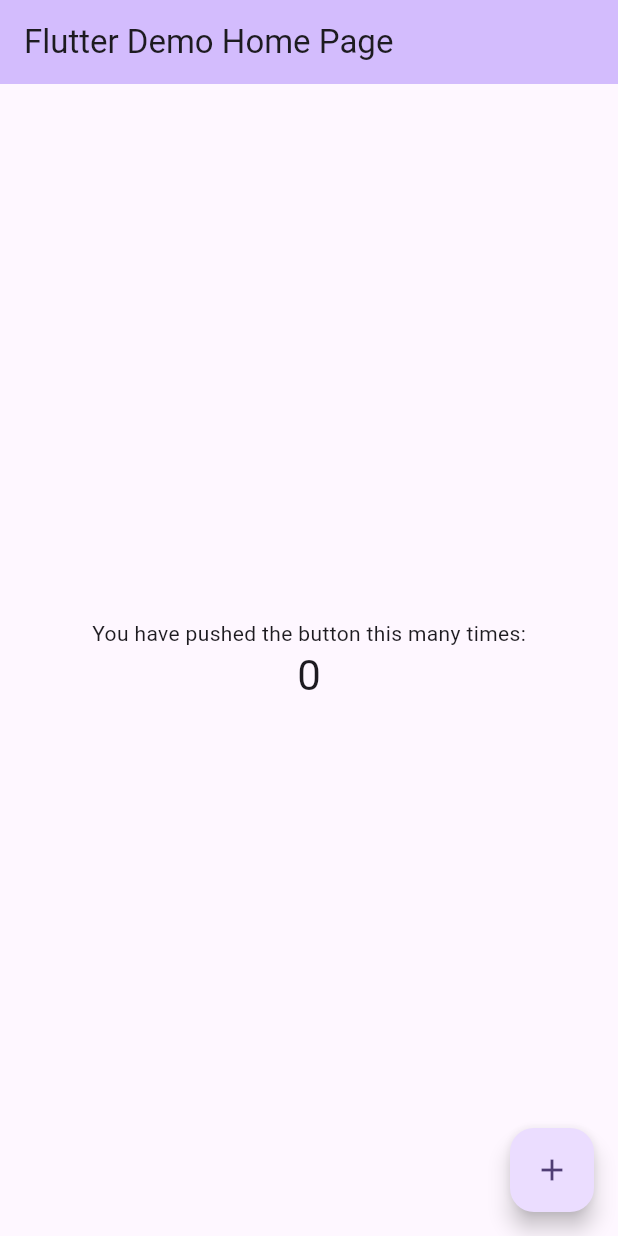
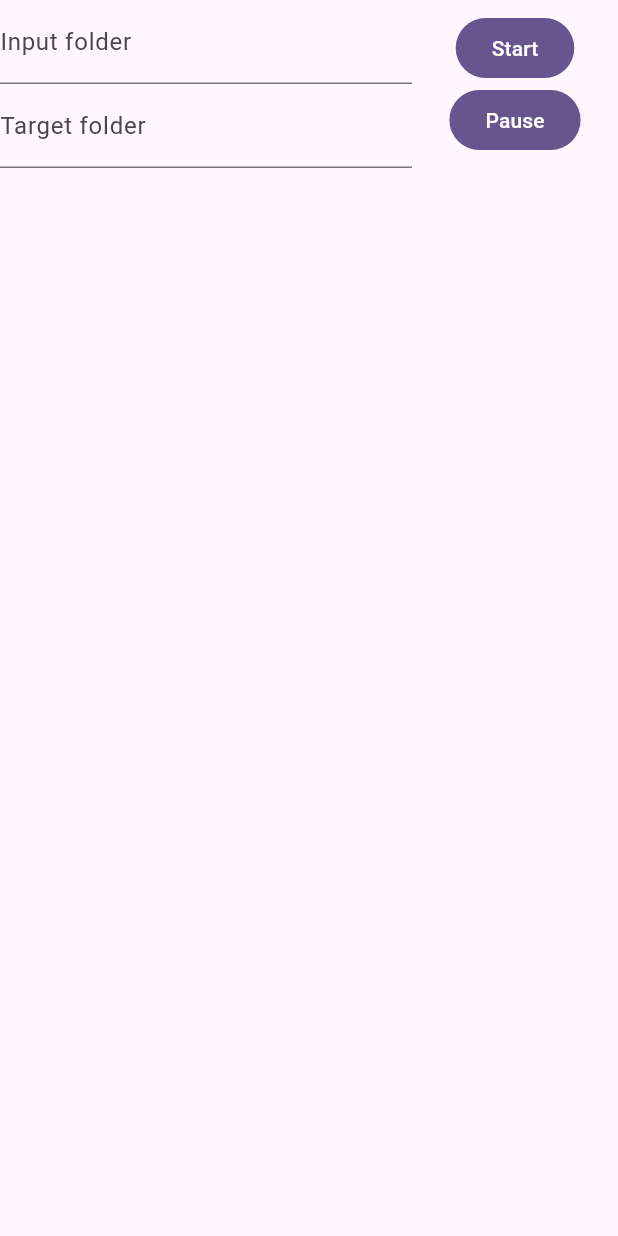
Before and after one commit to BulcsuFarmasi/backupper, a Flutter app: the screen it shows after launch, on a phone screen of 412 x 824 dp. Run offline on Flutter 3.47's test engine with Material 3 defaults, Android fonts, the phone set to English and light mode, and no system bars.

Commit message:
[feature] create basic layout for page

```diff
--- /dev/null
+++ b/lib/common/widgets/app/app.dart
@@ -0,0 +1,18 @@
+import 'package:backupper/feature/backup/view/pages/backup_page.dart';
+import 'package:flutter/material.dart';
+
+class App extends StatelessWidget {
+  const App({super.key});
+
+  @override
+  Widget build(BuildContext context) {
+    return MaterialApp(
+      title: 'Backupper',
+      theme: ThemeData(
+        colorScheme: ColorScheme.fromSeed(seedColor: Colors.deepPurple),
+        useMaterial3: true,
+      ),
+      home: const BackupPage(),
+    );
+  }
+}
--- /dev/null
+++ b/lib/feature/backup/view/pages/backup_page.dart
@@ -0,0 +1,15 @@
+import 'package:backupper/feature/backup/view/widgets/settings.dart';
+import 'package:flutter/material.dart';
+
+class BackupPage extends StatelessWidget {
+  const BackupPage({super.key});
+
+  @override
+  Widget build(BuildContext context) {
+    return const Scaffold(
+      body: Column(
+        children: [ControlPanel()],
+      ),
+    );
+  }
+}
--- /dev/null
+++ b/lib/feature/backup/view/widgets/settings.dart
@@ -0,0 +1,39 @@
+import 'package:flutter/material.dart';
+
+class ControlPanel extends StatelessWidget {
+  const ControlPanel({super.key});
+
+  @override
+  Widget build(BuildContext context) {
+    return Row(
+      children: [
+        Expanded(
+          flex: 2,
+          child: Column(
+            children: [
+              TextFormField(
+                decoration: const InputDecoration(
+                  labelText: 'Input folder',
+                ),
+              ),
+              TextFormField(
+                decoration: const InputDecoration(
+                  labelText: 'Target folder',
+                ),
+              ),
+            ],
+          ),
+        ),
+        Expanded(
+          flex: 1,
+          child: Column(
+            children: [
+              FilledButton(onPressed: () {}, child: const Text('Start')),
+              FilledButton(onPressed: () {}, child: const Text('Pause')),
+            ],
+          ),
+        ),
+      ],
+    );
+  }
+}
--- a/lib/main.dart
+++ b/lib/main.dart
@@ -1,125 +1,6 @@
+import 'package:backupper/common/widgets/app/app.dart';
 import 'package:flutter/material.dart';
 
 void main() {
-  runApp(const MyApp());
+  runApp(const App());
 }
-
-class MyApp extends StatelessWidget {
-  const MyApp({super.key});
-
-  // This widget is the root of your application.
-  @override
-  Widget build(BuildContext context) {
-    return MaterialApp(
-      title: 'Flutter Demo',
-      theme: ThemeData(
-        // This is the theme of your application.
-        //
-        // TRY THIS: Try running your application with "flutter run". You'll see
-        // the application has a purple toolbar. Then, without quitting the app,
-        // try changing the seedColor in the colorScheme below to Colors.green
-        // and then invoke "hot reload" (save your changes or press the "hot
-        // reload" button in a Flutter-supported IDE, or press "r" if you used
-        // the command line to start the app).
-        //
-        // Notice that the counter didn't reset back to zero; the application
-        // state is not lost during the reload. To reset the state, use hot
-        // restart instead.
-        //
-        // This works for code too, not just values: Most code changes can be
-        // tested with just a hot reload.
-        colorScheme: ColorScheme.fromSeed(seedColor: Colors.deepPurple),
-        useMaterial3: true,
-      ),
-      home: const MyHomePage(title: 'Flutter Demo Home Page'),
-    );
-  }
-}
-
-class MyHomePage extends StatefulWidget {
-  const MyHomePage({super.key, required this.title});
-
-  // This widget is the home page of your application. It is stateful, meaning
-  // that it has a State object (defined below) that contains fields that affect
-  // how it looks.
-
-  // This class is the configuration for the state. It holds the values (in this
-  // case the title) provided by the parent (in this case the App widget) and
-  // used by the build method of the State. Fields in a Widget subclass are
-  // always marked "final".
-
-  final String title;
-
-  @override
-  State<MyHomePage> createState() => _MyHomePageState();
-}
-
-class _MyHomePageState extends State<MyHomePage> {
-  int _counter = 0;
-
-  void _incrementCounter() {
-    setState(() {
-      // This call to setState tells the Flutter framework that something has
-      // changed in this State, which causes it to rerun the build method below
-      // so that the display can reflect the updated values. If we changed
-      // _counter without calling setState(), then the build method would not be
-      // called again, and so nothing would appear to happen.
-      _counter++;
-    });
-  }
-
-  @override
-  Widget build(BuildContext context) {
-    // This method is rerun every time setState is called, for instance as done
-    // by the _incrementCounter method above.
-    //
-    // The Flutter framework has been optimized to make rerunning build methods
-    // fast, so that you can just rebuild anything that needs updating rather
-    // than having to individually change instances of widgets.
-    return Scaffold(
-      appBar: AppBar(
-        // TRY THIS: Try changing the color here to a specific color (to
-        // Colors.amber, perhaps?) and trigger a hot reload to see the AppBar
-        // change color while the other colors stay the same.
-        backgroundColor: Theme.of(context).colorScheme.inversePrimary,
-        // Here we take the value from the MyHomePage object that was created by
-        // the App.build method, and use it to set our appbar title.
-        title: Text(widget.title),
-      ),
-      body: Center(
-        // Center is a layout widget. It takes a single child and positions it
-        // in the middle of the parent.
-        child: Column(
-          // Column is also a layout widget. It takes a list of children and
-          // arranges them vertically. By default, it sizes itself to fit its
-          // children horizontally, and tries to be as tall as its parent.
-          //
-          // Column has various properties to control how it sizes itself and
-          // how it positions its children. Here we use mainAxisAlignment to
-          // center the children vertically; the main axis here is the vertical
-          // axis because Columns are vertical (the cross axis would be
-          // horizontal).
-          //
-          // TRY THIS: Invoke "debug painting" (choose the "Toggle Debug Paint"
-          // action in the IDE, or press "p" in the console), to see the
-          // wireframe for each widget.
-          mainAxisAlignment: MainAxisAlignment.center,
-          children: <Widget>[
-            const Text(
-              'You have pushed the button this many times:',
-            ),
-            Text(
-              '$_counter',
-              style: Theme.of(context).textTheme.headlineMedium,
-            ),
-          ],
-        ),
-      ),
-      floatingActionButton: FloatingActionButton(
-        onPressed: _incrementCounter,
-        tooltip: 'Increment',
-        child: const Icon(Icons.add),
-      ), // This trailing comma makes auto-formatting nicer for build methods.
-    );
-  }
-}
```
